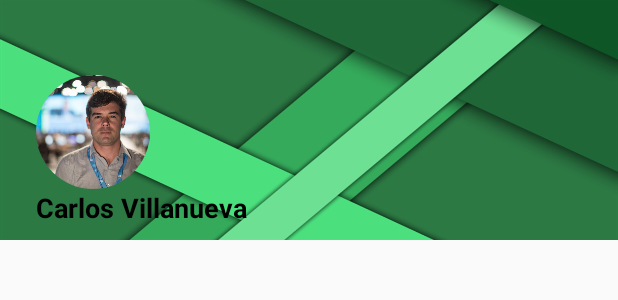
After one commit to barcvilla/AndroidCourse, an Android app: the layout header.xml on its own in the app's theme, with its tools: preview values and no code run, on a phone screen of 412 x 824 dp. The commit adds this screen. Shown: the top 300 px of the screen. Run offline under Robolectric (Android 15) with nearby library versions, the phone set to English and light mode, and no system bars.

Commit message:
Java Android Programming

```diff
--- a/AppNotepad/app/build.gradle
+++ b/AppNotepad/app/build.gradle
@@ -26,4 +26,5 @@ dependencies {
     androidTestImplementation 'com.android.support.test:runner:1.0.2'
     androidTestImplementation 'com.android.support.test.espresso:espresso-core:3.0.2'
     implementation 'com.android.support:design:28.0.0'
+    implementation 'de.hdodenhof:circleimageview:3.0.0'
 }
--- a/AppNotepad/app/src/main/AndroidManifest.xml
+++ b/AppNotepad/app/src/main/AndroidManifest.xml
@@ -9,7 +9,8 @@
         android:roundIcon="@mipmap/ic_launcher_round"
         android:supportsRtl="true"
         android:theme="@style/AppTheme">
-        <activity android:name=".activities.LoginActivity"></activity>
+        <activity android:name=".activities.Sample_Empty_Activity"></activity>
+        <activity android:name=".activities.LoginActivity" />
         <activity android:name=".activities.SplashActivity">
             <intent-filter>
                 <action android:name="android.intent.action.MAIN" />
--- /dev/null
+++ b/AppNotepad/app/src/main/res/layout/header.xml
@@ -0,0 +1,28 @@
+<?xml version="1.0" encoding="utf-8"?>
+<LinearLayout xmlns:android="http://schemas.android.com/apk/res/android"
+    android:layout_width="match_parent"
+    android:layout_height="160dp"
+    xmlns:app="http://schemas.android.com/apk/res-auto"
+    android:orientation="vertical"
+    android:background="@drawable/background">
+
+    <de.hdodenhof.circleimageview.CircleImageView
+        xmlns:app="http://schemas.android.com/apk/res-auto"
+        android:id="@+id/imageProfile"
+        android:src="@drawable/perfil"
+        android:layout_width="76dp"
+        android:layout_height="76dp"
+        app:civ_border_color="#FF000000"
+        android:layout_marginLeft="24dp"
+        android:layout_marginTop="50dp"/>
+
+    <TextView
+        android:text="Carlos Villanueva"
+        android:layout_width="wrap_content"
+        android:layout_height="wrap_content"
+        android:textSize="@dimen/text_medium"
+        android:textStyle="bold"
+        android:textColor="#FF000000"
+        android:layout_marginLeft="24dp"/>
+
+</LinearLayout>
```
Also changed, not shown: AppNotepad/app/src/main/java/com/ceva/appnotepad/activities/MainActivity.java (+1 -10 lines), AppNotepad/app/src/main/java/com/ceva/appnotepad/activities/Sample_Empty_Activity.java (added, +30 -0 lines), AppNotepad/app/src/main/res/layout/activity_main.xml (+23 -30 lines), AppNotepad/app/src/main/res/layout/activity_sample__empty_.xml (added, +41 -0 lines), AppNotepad/app/src/main/res/layout/toolbar.xml (added, +9 -0 lines), AppNotepad/app/src/main/res/drawable/background.jpg (added), AppNotepad/app/src/main/res/drawable/perfil.jpg (added).
